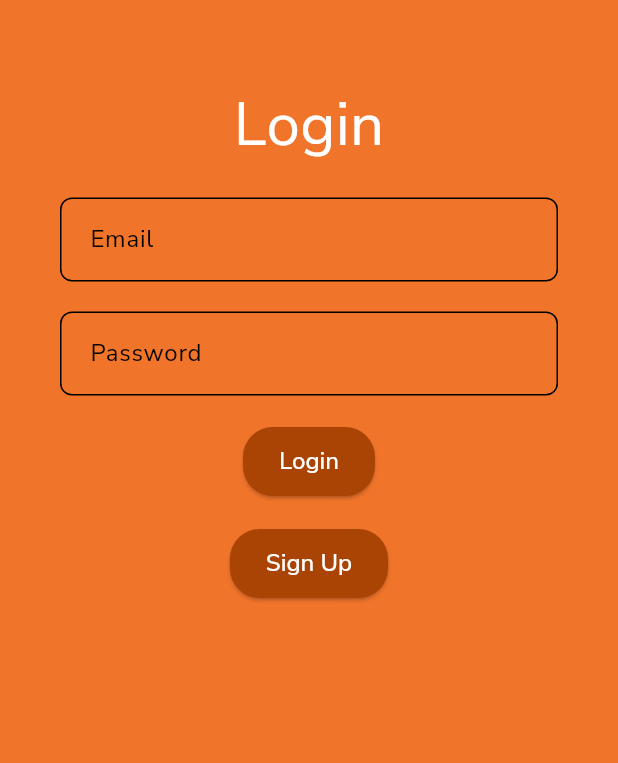
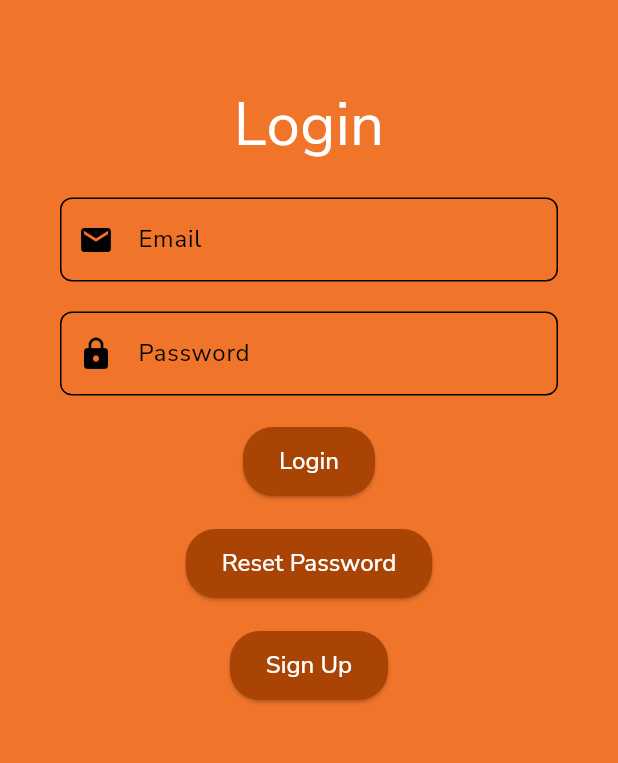
Before and after one commit to lxkedinh/super-youth, a Flutter app: the screen it shows after launch, on a phone screen of 412 x 824 dp, the part 62-825 px from its top. Run offline on Flutter 3.47's test engine with Material 3 defaults, Android fonts, the phone set to English and light mode, and no system bars; our stand-ins replace cloud_firestore, firebase_auth, firebase_core, flutter_dotenv, go_router, google_fonts; missing offline and left inert: chat_gpt_sdk; accounts and stored records are empty.

Commit message:
feat: password reset functionality

```diff
--- a/lib/config/router.dart
+++ b/lib/config/router.dart
@@ -1,13 +1,14 @@
 import 'package:go_router/go_router.dart';
+import 'package:sunny_chen_project/screens/auth/login_screen.dart';
+import 'package:sunny_chen_project/screens/auth/reset_password_screen.dart';
 import 'package:sunny_chen_project/screens/feedback_screen.dart';
 import 'package:sunny_chen_project/screens/home_screen.dart';
-import 'package:sunny_chen_project/screens/login_screen.dart';
 import 'package:sunny_chen_project/screens/progress_screen.dart';
-import 'package:sunny_chen_project/screens/sign_up_screen.dart';
 import 'package:sunny_chen_project/screens/splash_screen.dart';
 import 'package:sunny_chen_project/screens/try_screen.dart';
 import 'package:sunny_chen_project/screens/unit_screen.dart';
 
+import '../screens/auth/sign_up_screen.dart';
 import '../screens/profile_screen.dart';
 
 final appRouter = GoRouter(
@@ -19,6 +20,10 @@ final appRouter = GoRouter(
     GoRoute(path: '/progress', builder: (context, state) => ProgressScreen()),
     GoRoute(path: '/login', builder: (context, state) => LoginScreen()),
     GoRoute(path: '/signup', builder: (context, state) => SignUpScreen()),
+    GoRoute(
+      path: '/reset-password',
+      builder: (context, state) => ResetPasswordScreen(),
+    ),
     GoRoute(
       path: '/unit/:unitNumber',
       builder: (context, state) {
--- a/lib/providers/auth_provider.dart
+++ b/lib/providers/auth_provider.dart
@@ -124,6 +124,10 @@ class AuthenticationProvider extends ChangeNotifier {
     }
   }
 
+  Future<void> sendResetPasswordEmail(String email) async {
+    await _auth.sendPasswordResetEmail(email: email);
+  }
+
   Future<void> updateProgress({
     required String scenario,
     required int unitNumber,
--- a/lib/screens/login_screen.dart
+++ b/lib/screens/auth/login_screen.dart
@@ -3,7 +3,7 @@ import 'package:flutter/material.dart';
 import 'package:go_router/go_router.dart';
 import 'package:provider/provider.dart';
 
-import '../providers/auth_provider.dart';
+import '../../providers/auth_provider.dart';
 
 class LoginScreen extends StatefulWidget {
   const LoginScreen({super.key});
@@ -58,7 +58,10 @@ class _LoginScreenState extends State<LoginScreen> {
                 Text("Login", style: TextStyle(fontSize: 40)),
                 TextFormField(
                   controller: _emailController,
-                  decoration: const InputDecoration(labelText: 'Email'),
+                  decoration: const InputDecoration(
+                    labelText: 'Email',
+                    prefixIcon: Icon(Icons.email),
+                  ),
                   validator: (String? email) {
                     if (email == null ||
                         !RegExp(
@@ -72,7 +75,10 @@ class _LoginScreenState extends State<LoginScreen> {
                 TextFormField(
                   obscureText: true,
                   controller: _passwordController,
-                  decoration: const InputDecoration(labelText: 'Password'),
+                  decoration: const InputDecoration(
+                    labelText: 'Password',
+                    prefixIcon: Icon(Icons.lock),
+                  ),
                   validator: (String? password) {
                     if (password == null ||
                         !RegExp(
@@ -97,6 +103,12 @@ class _LoginScreenState extends State<LoginScreen> {
                   child: Text("Login"),
                 ),
                 ElevatedButton(
+                  onPressed: () {
+                    context.go('/reset-password');
+                  },
+                  child: Text("Reset Password"),
+                ),
+                ElevatedButton(
                   onPressed: () => context.go('/signup'),
                   child: Text('Sign Up'),
                 ),
```
Also changed, not shown: lib/screens/auth/reset_password_screen.dart (added, +106 -0 lines).
